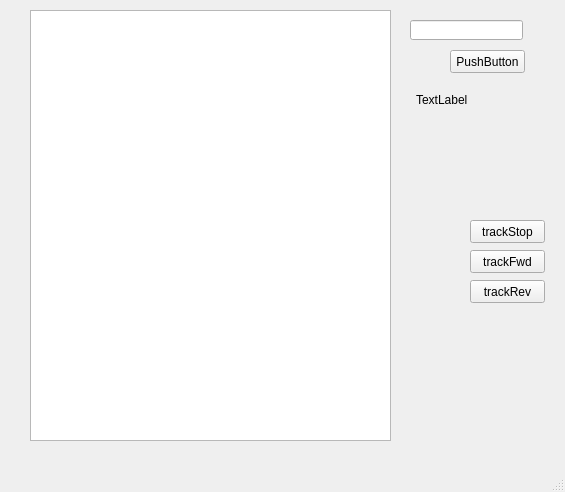
Qt form mainwindow.ui (AndreyShi/udp_test) before a commit.
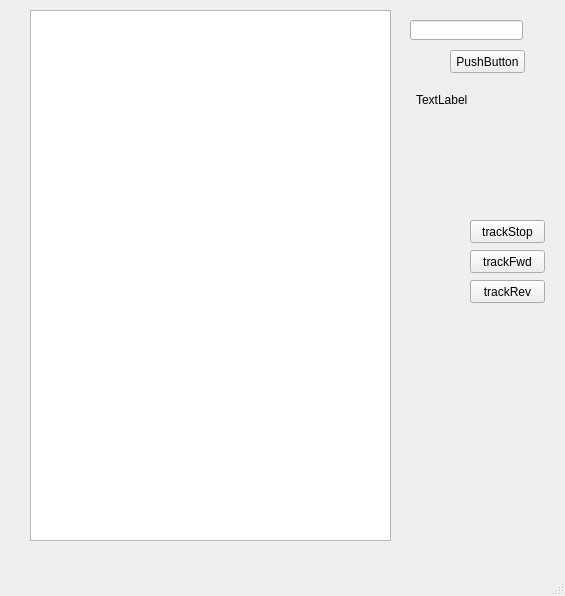
The same form after that commit.

Commit message: update interface every 0.1s

```diff
--- a/mainwindow.ui
+++ b/mainwindow.ui
@@ -7,7 +7,7 @@
     <x>0</x>
     <y>0</y>
     <width>565</width>
-    <height>492</height>
+    <height>596</height>
    </rect>
   </property>
   <property name="windowTitle">
@@ -95,7 +95,7 @@
       <x>30</x>
       <y>10</y>
       <width>361</width>
-      <height>431</height>
+      <height>531</height>
      </rect>
     </property>
    </widget>
```
The commit also changes 1 other file.
